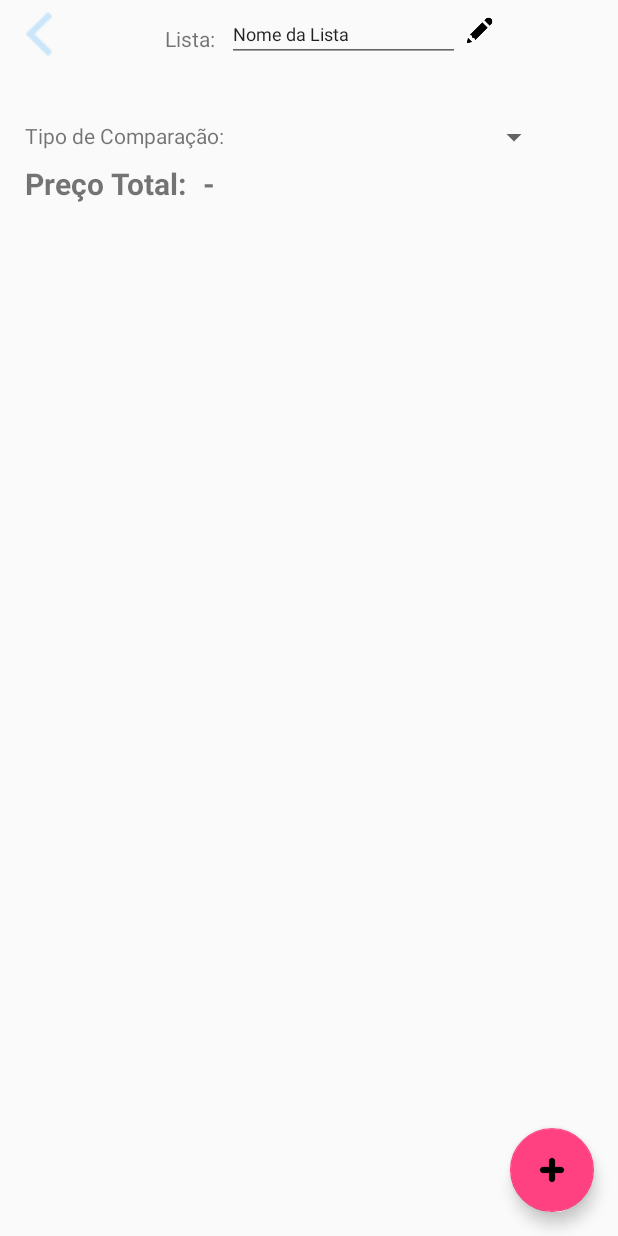
After one commit to ElizandroBenedet/Mercadinho, an Android app: the layout activity_tela_lista.xml on its own in the app's theme, with its tools: preview values and no code run, on a phone screen of 412 x 824 dp. The commit adds this screen. Run offline under Robolectric (Android 15) with nearby library versions, the phone set to English and light mode, and no system bars.

Commit message:
Tela Lista

```diff
--- a/app/src/main/AndroidManifest.xml
+++ b/app/src/main/AndroidManifest.xml
@@ -19,7 +19,8 @@
         <activity android:name=".CriarContaActivity" />
         <activity android:name=".TelaPrincipal" />
         <activity android:name=".CriarListaActivity" />
-        <activity android:name=".TelaGraficoActivity"></activity>
+        <activity android:name=".TelaGraficoActivity" />
+        <activity android:name=".telaListaActivity"></activity>
     </application>
 
 </manifest>
--- /dev/null
+++ b/app/src/main/java/com/meiinc/mercadinho/telaListaActivity.java
@@ -0,0 +1,30 @@
+package com.meiinc.mercadinho;
+
+import android.content.Intent;
+import android.os.Bundle;
+import android.support.v7.app.AppCompatActivity;
+import android.support.v7.widget.DefaultItemAnimator;
+import android.support.v7.widget.DividerItemDecoration;
+import android.support.v7.widget.LinearLayoutManager;
+import android.support.v7.widget.RecyclerView;
+import android.view.View;
+
+import java.util.ArrayList;
+
+public class telaListaActivity extends AppCompatActivity {
+
+    @Override
+    protected void onCreate(Bundle savedInstanceState) {
+        super.onCreate(savedInstanceState);
+        setContentView(R.layout.activity_tela_lista);
+    }
+
+    public void adicionaItem(View quemClicou){
+        Intent intencao = new Intent(getApplicationContext(), CriarListaActivity.class);
+        startActivity(intencao);
+    }
+
+    public void voltar(View quemClicou){
+        finish();
+    }
+}
--- /dev/null
+++ b/app/src/main/res/layout/activity_tela_lista.xml
@@ -0,0 +1,176 @@
+<?xml version="1.0" encoding="utf-8"?>
+<android.support.constraint.ConstraintLayout xmlns:android="http://schemas.android.com/apk/res/android"
+    xmlns:app="http://schemas.android.com/apk/res-auto"
+    xmlns:tools="http://schemas.android.com/tools"
+    android:layout_width="match_parent"
+    android:layout_height="match_parent"
+    tools:context=".telaListaActivity">
+
+    <android.support.design.widget.FloatingActionButton
+        android:id="@+id/addItem"
+        android:layout_width="wrap_content"
+        android:layout_height="wrap_content"
+        android:layout_marginBottom="16dp"
+        android:layout_marginEnd="16dp"
+        android:layout_marginStart="8dp"
+        android:layout_marginTop="8dp"
+        android:clickable="true"
+        android:onClick="adicionaItem"
+        app:layout_constraintBottom_toBottomOf="parent"
+        app:layout_constraintEnd_toEndOf="parent"
+        app:layout_constraintHorizontal_bias="1.0"
+        app:layout_constraintStart_toStartOf="parent"
+        app:layout_constraintTop_toTopOf="parent"
+        app:layout_constraintVertical_bias="1.0"
+        app:srcCompat="@drawable/plus"
+        android:focusable="true" />
+
+    <android.support.v7.widget.RecyclerView
+        android:id="@+id/itens"
+        android:layout_width="368dp"
+        android:layout_height="455dp"
+        android:layout_marginBottom="8dp"
+        android:layout_marginEnd="8dp"
+        android:layout_marginStart="8dp"
+        android:layout_marginTop="8dp"
+        app:layout_constraintBottom_toBottomOf="parent"
+        app:layout_constraintEnd_toEndOf="parent"
+        app:layout_constraintHorizontal_bias="0.0"
+        app:layout_constraintStart_toStartOf="parent"
+        app:layout_constraintTop_toTopOf="parent"
+        app:layout_constraintVertical_bias="1.0" />
+
+    <TextView
+        android:id="@+id/textView4"
+        android:layout_width="wrap_content"
+        android:layout_height="wrap_content"
+        android:layout_marginBottom="8dp"
+        android:layout_marginEnd="8dp"
+        android:layout_marginStart="8dp"
+        android:layout_marginTop="8dp"
+        android:textSize="20sp"
+        android:textStyle="bold"
+        app:layout_constraintBottom_toBottomOf="parent"
+        app:layout_constraintEnd_toEndOf="parent"
+        app:layout_constraintHorizontal_bias="0.03"
+        app:layout_constraintStart_toStartOf="parent"
+        app:layout_constraintTop_toBottomOf="@+id/textView5"
+        app:layout_constraintVertical_bias="0.0"
+        tools:text="Preço Total:" />
+
+    <TextView
+        android:id="@+id/textView5"
+        android:layout_width="148dp"
+        android:layout_height="20dp"
+        android:layout_marginBottom="8dp"
+        android:layout_marginEnd="8dp"
+        android:layout_marginStart="8dp"
+        android:layout_marginTop="8dp"
+        app:layout_constraintBottom_toBottomOf="parent"
+        app:layout_constraintEnd_toEndOf="parent"
+        app:layout_constraintHorizontal_bias="0.036"
+        app:layout_constraintStart_toStartOf="parent"
+        app:layout_constraintTop_toBottomOf="@+id/textView6"
+        app:layout_constraintVertical_bias="0.050000012"
+        tools:text="Tipo de Comparação:" />
+
+    <TextView
+        android:id="@+id/textView6"
+        android:layout_width="wrap_content"
+        android:layout_height="wrap_content"
+        android:layout_marginBottom="8dp"
+        android:layout_marginEnd="8dp"
+        android:layout_marginStart="8dp"
+        android:layout_marginTop="8dp"
+        app:layout_constraintBottom_toBottomOf="parent"
+        app:layout_constraintEnd_toEndOf="parent"
+        app:layout_constraintHorizontal_bias="0.281"
+        app:layout_constraintStart_toStartOf="parent"
+        app:layout_constraintTop_toTopOf="parent"
+        app:layout_constraintVertical_bias="0.00999999"
+        tools:text="Lista:" />
+
+    <EditText
+        android:id="@+id/editText2"
+        android:layout_width="155dp"
+        android:layout_height="33dp"
+        android:layout_marginBottom="8dp"
+        android:layout_marginEnd="8dp"
+        android:layout_marginStart="8dp"
+        android:layout_marginTop="8dp"
+        android:ems="10"
+        android:inputType="textPersonName"
+        android:text="@string/nome_da_lista"
+        android:textSize="12sp"
+        app:layout_constraintBottom_toBottomOf="parent"
+        app:layout_constraintEnd_toEndOf="parent"
+        app:layout_constraintHorizontal_bias="0.0"
+        app:layout_constraintStart_toEndOf="@+id/textView6"
+        app:layout_constraintTop_toTopOf="parent"
+        app:layout_constraintVertical_bias="0.0" />
+
+    <ImageView
+        android:id="@+id/imageView6"
+        android:layout_width="21dp"
+        android:layout_height="25dp"
+        android:layout_marginBottom="8dp"
+        android:layout_marginEnd="8dp"
+        android:layout_marginStart="2dp"
+        android:layout_marginTop="8dp"
+        app:layout_constraintBottom_toBottomOf="parent"
+        app:layout_constraintEnd_toEndOf="parent"
+        app:layout_constraintHorizontal_bias="0.0"
+        app:layout_constraintStart_toEndOf="@+id/editText2"
+        app:layout_constraintTop_toTopOf="parent"
+        app:layout_constraintVertical_bias="0.0"
+        app:srcCompat="@drawable/edit"
+        android:contentDescription="@string/todo" />
+
+    <Spinner
+        android:id="@+id/spinner"
+        android:layout_width="170dp"
+        android:layout_height="21dp"
+        android:layout_marginBottom="8dp"
+        android:layout_marginEnd="8dp"
+        android:layout_marginStart="3dp"
+        app:layout_constraintBottom_toBottomOf="parent"
+        app:layout_constraintEnd_toEndOf="parent"
+        app:layout_constraintHorizontal_bias="0.435"
+        app:layout_constraintStart_toEndOf="@+id/textView5"
+        app:layout_constraintTop_toTopOf="@+id/textView5"
+        app:layout_constraintVertical_bias="0.0" />
+
+    <TextView
+        android:id="@+id/precoTotal"
+        android:layout_width="88dp"
+        android:layout_height="23dp"
+        android:layout_marginBottom="8dp"
+        android:layout_marginEnd="8dp"
+        android:layout_marginStart="8dp"
+        android:text="-"
+        android:textSize="20sp"
+        android:textStyle="bold"
+        app:layout_constraintBottom_toBottomOf="parent"
+        app:layout_constraintEnd_toEndOf="parent"
+        app:layout_constraintHorizontal_bias="0.019"
+        app:layout_constraintStart_toEndOf="@+id/textView4"
+        app:layout_constraintTop_toTopOf="@+id/textView4"
+        app:layout_constraintVertical_bias="0.0" />
+
+    <ImageView
+        android:id="@+id/imageView7"
+        android:layout_width="32dp"
+        android:layout_height="29dp"
+        android:layout_marginBottom="8dp"
+        android:layout_marginEnd="8dp"
+        android:layout_marginStart="8dp"
+        android:layout_marginTop="8dp"
+        android:onClick="voltar"
+        app:layout_constraintBottom_toBottomOf="parent"
+        app:layout_constraintEnd_toStartOf="@+id/textView6"
+        app:layout_constraintHorizontal_bias="0.03"
+        app:layout_constraintStart_toStartOf="parent"
+        app:layout_constraintTop_toTopOf="parent"
+        app:layout_constraintVertical_bias="0.0"
+        app:srcCompat="@drawable/back" />
+</android.support.constraint.ConstraintLayout>
--- a/app/src/main/res/values/strings.xml
+++ b/app/src/main/res/values/strings.xml
@@ -4,4 +4,9 @@
     <string name="email">Email</string>
     <string name="entrar">Entrar</string>
     <string name="sorte_sua">Sorte sua</string>
+    <string name="lista">Lista:</string>
+    <string name="nome_da_lista">Nome da Lista</string>
+    <string name="tipo_de_compara_o">Tipo de Comparação:</string>
+    <string name="pre_o_total">Preço Total:</string>
+    <string name="todo">TODO</string>
 </resources>
```
Also changed, not shown: app/src/main/res/drawable/edit.png (added), app/src/main/res/drawable/save.png (added).
